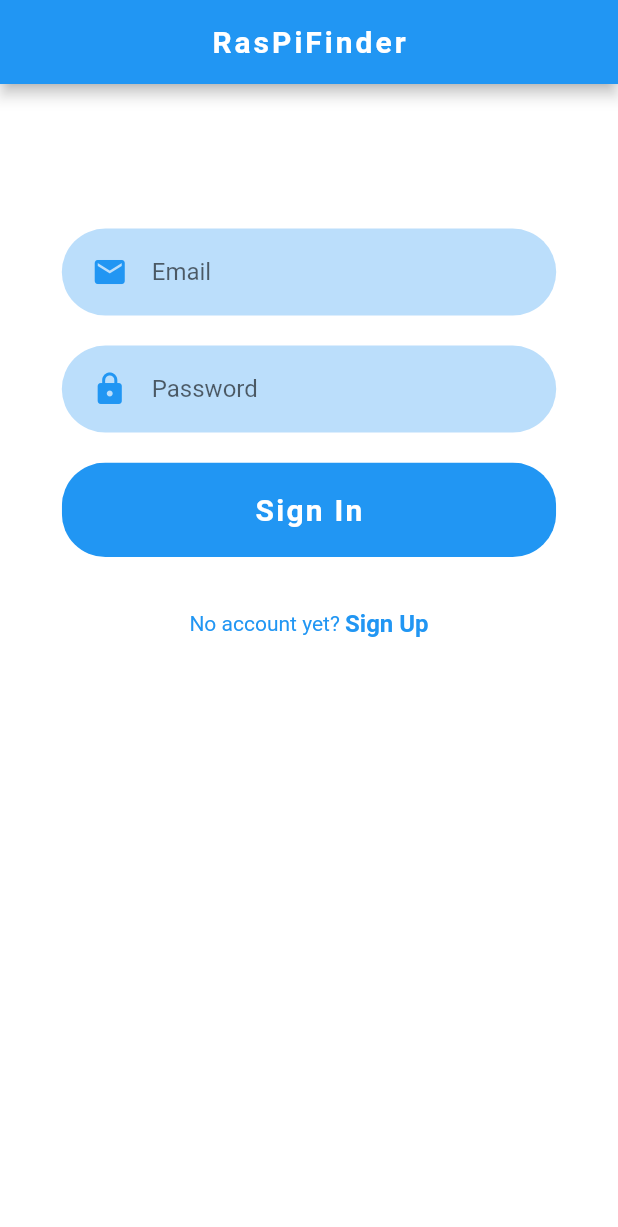
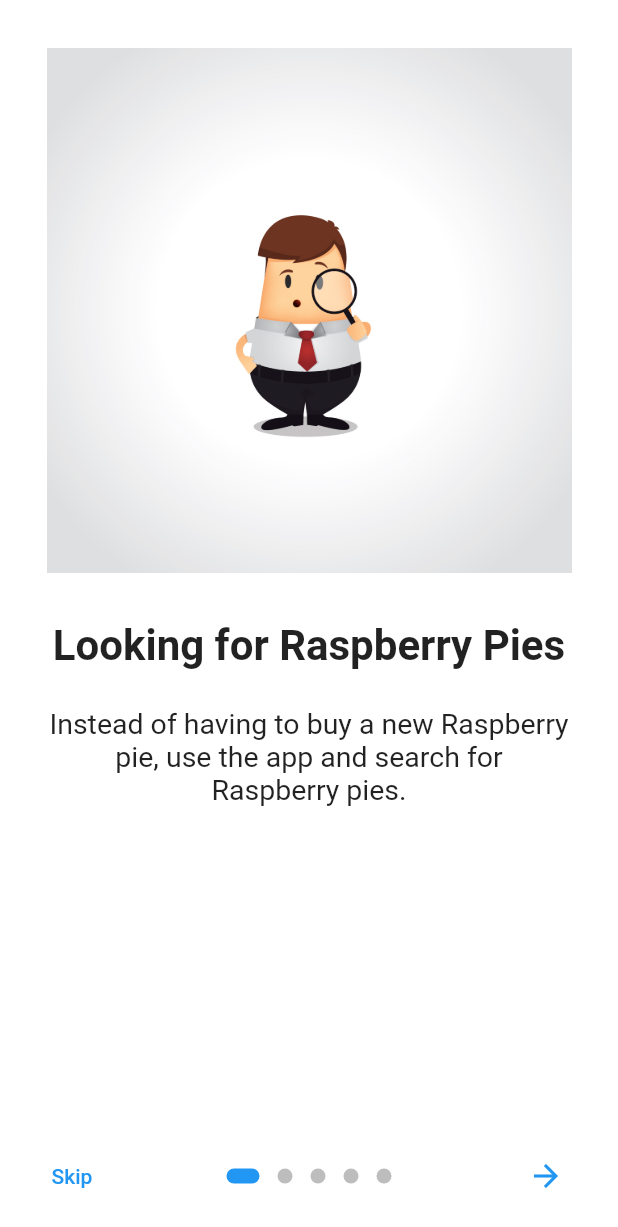
Before and after one commit to YouqinS/ADPProject-NokiaDC, a Flutter app: the screen it shows after launch, on a phone screen of 412 x 824 dp. Shown: the top 1227 px of the screen. Run offline on Flutter 3.47's test engine with Material 2 defaults, Android fonts, the phone set to English and light mode, and no system bars; drawn by our look-alikes of introduction_screen; our stand-ins replace cloud_firestore, firebase_auth, firebase_core, flutter_map, flutter_spinkit, geolocator and 2 more; missing offline and left inert: qrscans; accounts and stored records are empty.

Commit message:
Added Onboarding and minor shared preference, updated qrscan package,

```diff
--- a/RasPiFinder/lib/home/home_page.dart
+++ b/RasPiFinder/lib/home/home_page.dart
@@ -9,7 +9,9 @@ import 'package:cloud_firestore/cloud_firestore.dart';
 import 'package:flutter/material.dart';
 import 'package:provider/provider.dart';
 import 'package:geolocator/geolocator.dart';
-import 'package:qrscan/qrscan.dart' as scanner;
+// import 'package:qrscan/qrscan.dart' as scanner;
+import 'package:qrscans/qrscan.dart' as scanner;
+
 
 class HomePage extends StatefulWidget {
   @override
--- a/RasPiFinder/lib/main.dart
+++ b/RasPiFinder/lib/main.dart
@@ -1,9 +1,11 @@
 import 'package:RasPiFinder/models/user.dart';
+import 'package:RasPiFinder/onboarding/onboarding.dart';
 import 'package:RasPiFinder/wrapper.dart';
 import 'package:RasPiFinder/services/authentication_service.dart';
 import 'package:flutter/material.dart';
 import 'package:firebase_core/firebase_core.dart';
 import 'package:provider/provider.dart';
+import 'package:RasPiFinder/onboarding/sharedPreferences.dart';
 
 void main() async {
   WidgetsFlutterBinding.ensureInitialized();
@@ -11,13 +13,32 @@ void main() async {
   runApp(RasPiFinder());
 }
 
-class RasPiFinder extends StatelessWidget {
+class RasPiFinder extends StatefulWidget {
+  @override
+  State<StatefulWidget> createState() {
+    return RasPiFinderState();
+  }
+}
+
+class RasPiFinderState extends State<RasPiFinder> {
+  // This widget is the root of your application.
+
+  bool isFirstTimeOpen = false;
+
+  RasPiFinderState() {
+    MSharedPreferences.instance
+        .getBooleanValue("firstTimeOpen")
+        .then((value) => setState(() {
+              isFirstTimeOpen = value;
+            }));
+  }
+
   @override
   Widget build(BuildContext context) {
     return StreamProvider<MUser>.value (
         value:  AuthenticationService().user,
         child: MaterialApp(
-        home: Wrapper(),
+        home: isFirstTimeOpen ?  Wrapper(): OnBoardingPage() ,
       ),
     );
   }
--- /dev/null
+++ b/RasPiFinder/lib/onboarding/onboarding.dart
@@ -0,0 +1,118 @@
+import 'package:RasPiFinder/wrapper.dart';
+import 'package:flutter/material.dart';
+import 'package:introduction_screen/introduction_screen.dart';
+import 'package:RasPiFinder/onboarding/sharedPreferences.dart';
+
+
+class OnBoardingPage extends StatefulWidget {
+  @override
+  _OnBoardingPageState createState() => _OnBoardingPageState();
+
+}
+
+class _OnBoardingPageState extends State<OnBoardingPage> {
+
+  final introKey = GlobalKey<IntroductionScreenState>();
+
+  void _onIntroEnd(context) {
+    // Navigator.of(context).pushReplacement(
+    //   MaterialPageRoute(builder: (_) => Authenticate()),
+    // );
+    MSharedPreferences.instance.setBooleanValue("firstTimeOpen", true);
+    Navigator.pushAndRemoveUntil(context, MaterialPageRoute(builder: (context) => Wrapper()),
+    (Route<dynamic> route) => false,);
+  }
+
+  Widget _buildImage(String assetName) {
+    return Align(
+      child: Image.asset('assets/$assetName.jpg', width: 350.0),
+      alignment: Alignment.bottomCenter,
+    );
+  }
+
+  @override
+  Widget build(BuildContext context) {
+    const bodyStyle = TextStyle(fontSize: 19.0);
+    const pageDecoration = const PageDecoration(
+      titleTextStyle: TextStyle(fontSize: 28.0, fontWeight: FontWeight.w700),
+      bodyTextStyle: bodyStyle,
+      descriptionPadding: EdgeInsets.fromLTRB(16.0, 0.0, 16.0, 16.0),
+      pageColor: Colors.white,
+      imagePadding: EdgeInsets.zero,
+    );
+
+    return IntroductionScreen(
+      key: introKey,
+      pages: [
+        PageViewModel(
+          title: "Looking for Raspberry Pies",
+          body:
+              "Instead of having to buy a new Raspberry pie, use the app and search for Raspberry pies.",
+          image: _buildImage('searching'),
+          decoration: pageDecoration,
+        ),
+        PageViewModel(
+          title: "Add multiple Raspberry pies",
+          body:
+              "Add rasp according to your need",
+          image: _buildImage('add'),//Center(child: Image.asset("assets/add.jpg", height: 175.0, width: 350.0,)),
+          decoration: pageDecoration,
+        ),
+        PageViewModel(
+          title: "Update the rasp information",
+          body:
+              "Track your raspberry and update information.",
+          image: _buildImage('locate'),
+          decoration: pageDecoration,
+        ),
+        PageViewModel(
+          title: "See list of all available and used rasp",
+          body: "View the rasp info, availability and location",
+          image: _buildImage('list'),
+          footer: RaisedButton(
+            onPressed: () {
+              introKey.currentState?.animateScroll(0);
+            },
+            child: const Text(
+              'Read again',
+              style: TextStyle(color: Colors.white),
+            ),
+            color: Colors.lightBlue,
+            shape: RoundedRectangleBorder(
+              borderRadius: BorderRadius.circular(8.0),
+            ),
+          ),
+          decoration: pageDecoration,
+        ),
+        PageViewModel(
+          title: "Scan for QR code and register a rasp",
+          bodyWidget: Row(
+            mainAxisAlignment: MainAxisAlignment.center,
+            children: const [
+              Text("Scan ", style: bodyStyle),
+              Icon(Icons.camera_alt),
+            ],
+          ),
+          image: _buildImage('scan'),
+          decoration: pageDecoration,
+        ),
+      ],
+      onDone: () => _onIntroEnd(context),
+      onSkip: () => _onIntroEnd(context), // You can override onSkip callback
+      showSkipButton: true,
+      skipFlex: 0,
+      nextFlex: 0,
+      skip: const Text('Skip'),
+      next: const Icon(Icons.arrow_forward),
+      done: const Text('Done', style: TextStyle(fontWeight: FontWeight.w600)),
+      dotsDecorator: const DotsDecorator(
+        size: Size(10.0, 10.0),
+        color: Color(0xFFBDBDBD),
+        activeSize: Size(22.0, 10.0),
+        activeShape: RoundedRectangleBorder(
+          borderRadius: BorderRadius.all(Radius.circular(25.0)),
+        ),
+      ),
+    );
+  }
+}
--- /dev/null
+++ b/RasPiFinder/lib/onboarding/sharedPreferences.dart
@@ -0,0 +1,19 @@
+import 'package:shared_preferences/shared_preferences.dart';
+
+class MSharedPreferences {
+  MSharedPreferences._privateConstructor();
+
+  static final MSharedPreferences instance =
+      MSharedPreferences._privateConstructor();
+
+  setBooleanValue(String key, bool value) async {
+    SharedPreferences myPrefs = await SharedPreferences.getInstance();
+    myPrefs.setBool(key, value);
+  }
+
+  Future<bool> getBooleanValue(String key) async {
+    SharedPreferences myPrefs = await SharedPreferences.getInstance();
+    return myPrefs.getBool(key) ?? false;
+  }
+
+}
```
Also changed, not shown: RasPiFinder/pubspec.yaml (+7 -4 lines), RasPiFinder/assets/add.jpg (added), RasPiFinder/assets/list.jpg (added), RasPiFinder/assets/locate.jpg (added), RasPiFinder/assets/rasp.jpeg (added), RasPiFinder/assets/rasp1.jpg (added), RasPiFinder/assets/scan.jpg (added), RasPiFinder/assets/searching.jpg (added), RasPiFinder/pubspec.lock, 5 other files.
